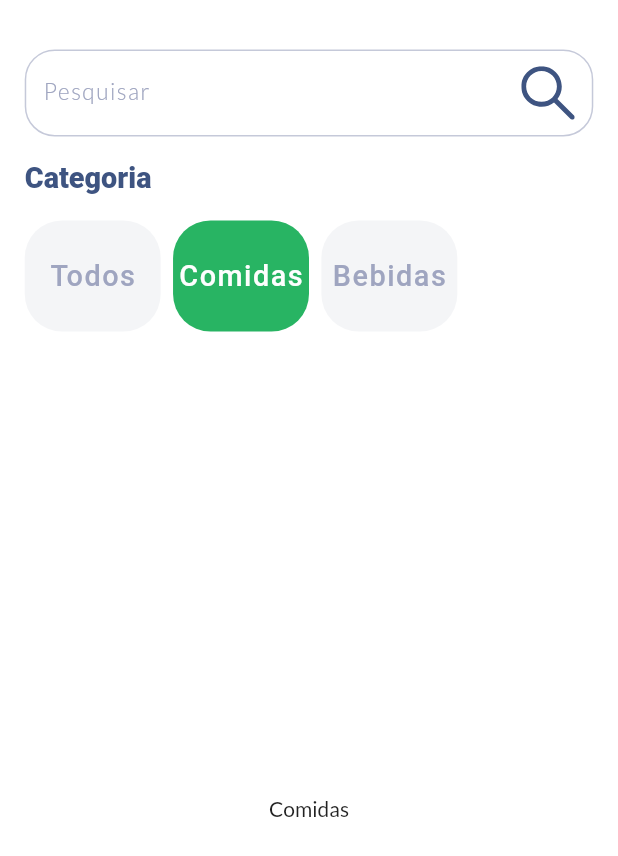
After one commit to GustavoOrelio/AppReceitas, a Flutter app: the TelaHome screen opened by its route, scrolled down 576 dp, after a tap on "Todos", after a tap on "Comidas", on a phone screen of 412 x 824 dp. The commit adds this screen. Shown: the top 856 px of the screen. Run offline on Flutter 3.47's test engine with Material 2 defaults, Android fonts, the phone set to English and light mode, and no system bars; our stand-ins replace flutter_svg, google_fonts, sizer.

Commit message:
Tela Home

```diff
--- a/lib/constants.dart
+++ b/lib/constants.dart
@@ -21,14 +21,24 @@ final kSizedBox2 = SizedBox(
   height: 2.h,
 );
 
-const kDivider =  Divider(
+const kDivider = Divider(
   thickness: 1.0,
 );
+
+const kCrossAxisCount = 2;
+final kMainAxisSpacing = 1.h;
 
 final screensDefaultPadding = EdgeInsets.only(left: 4.w, right: 4.w);
 
 final kMyProfileGridDelegate = SliverGridDelegateWithFixedCrossAxisCount(
-    crossAxisCount: 2, mainAxisSpacing: 1.h, childAspectRatio: 1 / 1.4);
+    crossAxisCount: kCrossAxisCount,
+    mainAxisSpacing: kMainAxisSpacing,
+    childAspectRatio: 1 / 1.4);
+
+final kHomeGridDelegate = SliverGridDelegateWithFixedCrossAxisCount(
+    crossAxisCount: kCrossAxisCount,
+    mainAxisSpacing: kMainAxisSpacing,
+    childAspectRatio: 1 / 1.8);
 
 final inputTextHintStyle = GoogleFonts.lato().copyWith(
   fontSize: SizerUtil.deviceType == DeviceType.tablet ? 15.sp : 11.sp,
--- a/lib/main.dart
+++ b/lib/main.dart
@@ -3,6 +3,7 @@ import 'package:cardapio/telas/tela_codigo_verificacao/tela_codigo_verificacao.d
 import 'package:cardapio/telas/tela_de_cadastro/tela_de_cadastro.dart';
 import 'package:cardapio/telas/tela_de_login/tela_de_login.dart';
 import 'package:cardapio/telas/tela_esqueceu_senha/tela_esqueceu_senha.dart';
+import 'package:cardapio/telas/tela_home/tela_home.dart';
 import 'package:cardapio/telas/tela_menu/tela_menu.dart';
 import 'package:cardapio/telas/tela_nova_senha/tela_nova_senha.dart';
 import 'package:cardapio/telas/tela_perfil/detalhes_receita/detalhes_receita.dart';
@@ -123,6 +124,7 @@ class MyApp extends StatelessWidget {
           TelaNovaSenha.routeName: (context) => TelaNovaSenha(),
           TelaDeCadastro.routeName: (context) => TelaDeCadastro(),
           TelaMenu.routeName: (context) => TelaMenu(),
+          TelaHome.routeName: (context) => TelaHome(),
           TelaPerfil.routeName: (context) => TelaPerfil(),
           DetalhesReceita.routeName: (context) => DetalhesReceita(),
         },
--- /dev/null
+++ b/lib/telas/tela_home/componentes/componente_home.dart
@@ -0,0 +1,41 @@
+import 'package:cardapio/constants.dart';
+import 'package:flutter/material.dart';
+import 'package:sizer/sizer.dart';
+
+class CategoriaHomeBtn extends StatelessWidget {
+  const CategoriaHomeBtn(
+      {Key? key,
+      required this.onTap,
+      required this.bgColor,
+      required this.titleColor,
+      required this.title})
+      : super(key: key);
+  final VoidCallback onTap;
+  final Color bgColor;
+  final Color titleColor;
+  final String title;
+
+  @override
+  Widget build(BuildContext context) {
+    return InkWell(
+      onTap: onTap,
+      child: Container(
+        width: 22.w,
+        height: 9.h,
+        margin: EdgeInsets.only(right: 2.w),
+        decoration: BoxDecoration(
+            borderRadius: BorderRadius.circular(25), color: bgColor),
+        child: Center(
+          child: Text(
+            title,
+            style: Theme.of(context).textTheme.headline6!.copyWith(
+                  color: titleColor,
+                  fontWeight: FontWeight.w500,
+                  letterSpacing: 1.0,
+                ),
+          ),
+        ),
+      ),
+    );
+  }
+}
--- /dev/null
+++ b/lib/telas/tela_home/home_model.dart
@@ -0,0 +1,55 @@
+class HomeItemModel {
+  String chefImg;
+  String chefNome;
+  String img;
+  String nome;
+  String tipoComida;
+  String duracao;
+  bool favorite;
+
+  HomeItemModel(this.chefImg, this.chefNome, this.img, this.nome,
+      this.tipoComida, this.duracao, this.favorite,);
+}
+
+List<HomeItemModel> homeModel = [
+  HomeItemModel(
+      'assets/images/img1.jpg',
+      'Alan Cardoso',
+      'assets/images/BakedPizza.jpg',
+      'Pizza',
+      'Comida',
+      '>50 min',
+      false),
+  HomeItemModel(
+      'assets/images/img2.jpg',
+      'Marry Jane',
+      'assets/images/Carbonara.jpg',
+      'Carbonara',
+      'Comida',
+      '>35 min',
+      false),
+  HomeItemModel(
+      'assets/images/img5.jpg',
+      'Alan Cardoso',
+      'assets/images/pizza.jpg',
+      'Pizza',
+      'Pizza',
+      '>45 min',
+      false),
+  HomeItemModel(
+      'assets/images/img6.jpg',
+      'Alan Cardoso',
+      'assets/images/salad.jpg',
+      'Salada',
+      'Salada',
+      '>25 min',
+      false),
+  HomeItemModel(
+      'assets/images/img7.jpg',
+      'Alan Cardoso',
+      'assets/images/Steak.jpg',
+      'Steak',
+      'Comida',
+      '>65 min',
+      false),
+];
--- /dev/null
+++ b/lib/telas/tela_home/tela_home.dart
@@ -0,0 +1,148 @@
+import 'package:cardapio/constants.dart';
+import 'package:cardapio/telas/tela_home/componentes/componente_home.dart';
+import 'package:cardapio/telas/tela_home/home_model.dart';
+import 'package:cardapio/widgets_globais/custom_grids.dart';
+import 'package:cardapio/widgets_globais/custom_suffix.dart';
+import 'package:flutter/material.dart';
+
+// ignore: use_key_in_widget_constructors
+class TelaHome extends StatefulWidget {
+  static const String routeName = 'TelaHome';
+
+  @override
+  State<TelaHome> createState() => _TelaHomeState();
+}
+
+class _TelaHomeState extends State<TelaHome> {
+  int _selectedIndex = 0;
+
+  @override
+  Widget build(BuildContext context) {
+    PageController myPage = PageController(initialPage: _selectedIndex);
+    return GestureDetector(
+      onTap: () => FocusManager.instance.primaryFocus!.unfocus(),
+      child: Scaffold(
+        body: SafeArea(
+          child: Padding(
+            padding: screensDefaultPadding,
+            child: Column(
+              crossAxisAlignment: CrossAxisAlignment.start,
+              children: [
+                kSizedBox2,
+                kSizedBox2,
+                buildSearchField(),
+                kSizedBox2,
+                Text(
+                  'Categoria',
+                  style: Theme.of(context).textTheme.headline6,
+                ),
+                kSizedBox2,
+                Row(
+                  children: [
+                    CategoriaHomeBtn(
+                        onTap: () {
+                          setState(() {
+                            _selectedIndex = 0;
+                            myPage.jumpToPage(_selectedIndex);
+                          });
+                        },
+                        bgColor:
+                            _selectedIndex == 0 ? kSecondaryColor : kFillColor,
+                        titleColor: _selectedIndex == 0
+                            ? kTextWhiteColor
+                            : kTextSecondaryColor,
+                        title: 'Todos'),
+                    CategoriaHomeBtn(
+                        onTap: () {
+                          setState(() {
+                            _selectedIndex = 1;
+                            myPage.jumpToPage(_selectedIndex);
+                          });
+                        },
+                        bgColor:
+                            _selectedIndex == 1 ? kSecondaryColor : kFillColor,
+                        titleColor: _selectedIndex == 1
+                            ? kTextWhiteColor
+                            : kTextSecondaryColor,
+                        title: 'Comidas'),
+                    CategoriaHomeBtn(
+                        onTap: () {
+                          setState(() {
+                            _selectedIndex = 2;
+                            myPage.jumpToPage(_selectedIndex);
+                          });
+                        },
+                        bgColor:
+                            _selectedIndex == 2 ? kSecondaryColor : kFillColor,
+                        titleColor: _selectedIndex == 2
+                            ? kTextWhiteColor
+                            : kTextSecondaryColor,
+                        title: 'Bebidas'),
+                  ],
+                ),
+                kSizedBox2,
+                kSizedBox2,
+                Expanded(
+                  child: PageView(
+                    controller: myPage,
+                    scrollDirection: Axis.vertical,
+                    children: [
+                      _buildAllRecipes(),
+                      const Center(
+                        child: Text('Comidas'),
+                      ),
+                      const Center(
+                        child: Text('Bebidas'),
+                      ),
+                    ],
+                  ),
+                ),
+              ],
+            ),
+          ),
+        ),
+      ),
+    );
+  }
+
+  _buildAllRecipes() {
+    return GridView.builder(
+      shrinkWrap: true,
+      gridDelegate: kHomeGridDelegate,
+      itemBuilder: (BuildContext context, int index) {
+        return HomeGridWidget(
+            onPress: () {},
+            chefNome: homeModel[index].chefNome,
+            chefImagem: homeModel[index].chefImg,
+            favIcon: homeModel[index].favorite
+                ? Icons.favorite
+                : Icons.favorite_outline,
+            favIconColor:
+                homeModel[index].favorite ? kErrorBorderColor : kScaffoldColor,
+            receitaImg: homeModel[index].img,
+            receitaNome: homeModel[index].nome,
+            tipoReceita: homeModel[index].tipoComida,
+            receitaDuracao: homeModel[index].duracao);
+      },
+      itemCount: homeModel.length,
+    );
+  }
+
+  TextFormField buildSearchField() {
+    return TextFormField(
+      onTap: () {
+        //Vai para a tela pesquisada;
+      },
+      textAlign: TextAlign.start,
+      keyboardType: TextInputType.text,
+      style: inputTextHintStyle.copyWith(
+        color: kTextPrimaryColor,
+      ),
+      decoration: const InputDecoration(
+          fillColor: kFillColor,
+          labelText: 'Pesquisar',
+          suffixIcon: CustomSuffixIcon(
+              iconSrc: 'assets/icons/search.svg', iconColor: kIconColor)),
+    );
+  }
+}
--- a/lib/telas/tela_menu/tela_menu.dart
+++ b/lib/telas/tela_menu/tela_menu.dart
@@ -1,4 +1,5 @@
 import 'package:cardapio/constants.dart';
+import 'package:cardapio/telas/tela_home/tela_home.dart';
 import 'package:cardapio/telas/tela_perfil/tela_perfil.dart';
 import 'package:cardapio/widgets_globais/custom_bottombar.dart';
 import 'package:flutter/material.dart';
@@ -88,7 +89,7 @@ class _TelaMenuState extends State<TelaMenu> {
         controller: myPage,
         physics: const NeverScrollableScrollPhysics(),
         children: <Widget>[
-          const Center(child: Text('Menu')),
+          TelaHome(),
           const Center(child: Text('Upload')),
           const Center(child: Text('Notificações')),
           //Perfil
--- a/lib/widgets_globais/custom_grids.dart
+++ b/lib/widgets_globais/custom_grids.dart
@@ -1,6 +1,163 @@
 import 'package:cardapio/constants.dart';
 import 'package:flutter/material.dart';
 import 'package:sizer/sizer.dart';
+
+class HomeGridWidget extends StatelessWidget {
+  const HomeGridWidget({
+    Key? key,
+    required this.onPress,
+    required this.chefNome,
+    required this.chefImagem,
+    required this.favIcon,
+    required this.favIconColor,
+    required this.receitaImg,
+    required this.receitaNome,
+    required this.tipoReceita,
+    required this.receitaDuracao,
+  }) : super(key: key);
+  final VoidCallback onPress;
+  final String chefNome;
+  final String chefImagem;
+  final IconData favIcon;
+  final Color favIconColor;
+  final String receitaImg, receitaNome, tipoReceita, receitaDuracao;
+
+  @override
+  Widget build(BuildContext context) {
+    return InkResponse(
+      onTap: onPress,
+      child: Container(
+        decoration: BoxDecoration(
+          borderRadius: BorderRadius.circular(20),
+          color: kTextWhiteColor,
+        ),
+        margin: EdgeInsets.only(left: 1.w, right: 1.w),
+        child: Column(
+          crossAxisAlignment: CrossAxisAlignment.start,
+          children: [
+            Row(
+              children: [
+                Container(
+                  width: 11.w,
+                  height: 5.h,
+                  padding: EdgeInsets.all(1.w),
+                  decoration: BoxDecoration(
+                    color: kErrorBorderColor,
+                    borderRadius: BorderRadius.circular(15),
+                  ),
+                  child: ClipRRect(
+                    borderRadius: BorderRadius.circular(15),
+                    child: SizedBox.fromSize(
+                      size: const Size.fromRadius(48),
+                      child: Image.asset(
+                        chefImagem,
+                        fit: BoxFit.cover,
+                      ),
+                    ),
+                  ),
+                ),
+                const SizedBox(
+                  width: 2,
+                ),
+                Text(
+                  chefNome,
+                  style: Theme.of(context).textTheme.subtitle2!.copyWith(
+                        color: kTextPrimaryColor,
+                        fontWeight: FontWeight.w500,
+                      ),
+                ),
+              ],
+            ),
+            kSizedBox2,
+            Stack(
+              children: [
+                Container(
+                  width: 100.w,
+                  height: 21.h,
+                  decoration: BoxDecoration(
+                    borderRadius: BorderRadius.circular(20),
+                  ),
+                  child: ClipRRect(
+                    borderRadius: BorderRadius.circular(20),
+                    child: Image.asset(
+                      receitaImg,
+                      fit: BoxFit.cover,
+                    ),
+                  ),
+                ),
+                Container(
+                  width: 100.w,
+                  height: 21.h,
+                  decoration: BoxDecoration(
+                    borderRadius: BorderRadius.circular(20),
+                    color: Colors.black87.withOpacity(0.5),
+                  ),
+                ),
+                Positioned(
+                  top: 10,
+                  right: 10,
+                  child: Container(
+                    width: 9.w,
+                    height: 4.h,
+                    decoration: BoxDecoration(
+                      borderRadius: BorderRadius.circular(20),
+                      color: const Color(0xFF61666E).withOpacity(0.8),
+                      boxShadow: const [
+                        BoxShadow(
+                          color: Color(0x0fffffff),
+                          blurRadius: 4,
+                        ),
+                      ],
+                    ),
+                    child: Icon(
+                      favIcon,
+                      color: favIconColor,
+                    ),
+                  ),
+                ),
+              ],
+            ),
+            Padding(
+              padding:
+                  EdgeInsets.only(left: 1.w, right: 1.w, bottom: 1.h, top: 1.h),
+              child: Column(
+                crossAxisAlignment: CrossAxisAlignment.start,
+                children: [
+                  kSizedBox2,
+                  Text(
+                    receitaNome,
+                    textAlign: TextAlign.start,
+                    overflow: TextOverflow.fade,
+                    style: Theme.of(context).textTheme.headline6!.copyWith(
+                          fontWeight: FontWeight.w700,
+                          fontSize: 13.sp,
+                        ),
+                  ),
+                  kSizedBox1,
+                  Row(
+                    mainAxisAlignment: MainAxisAlignment.spaceBetween,
+                    children: [
+                      Text(
+                        tipoReceita,
+                        textAlign: TextAlign.start,
+                        style: Theme.of(context).textTheme.subtitle2,
+                      ),
+                      Text(
+                        receitaDuracao,
+                        textAlign: TextAlign.start,
+                        style: Theme.of(context).textTheme.subtitle2,
+                      ),
+                    ],
+                  ),
+                ],
+              ),
+            ),
+          ],
+        ),
+      ),
+    );
+  }
+}
 
 class ProfileGridWidget extends StatelessWidget {
   const ProfileGridWidget(
@@ -64,7 +221,7 @@ class ProfileGridWidget extends StatelessWidget {
                       height: 4.h,
                       decoration: BoxDecoration(
                         borderRadius: BorderRadius.circular(20),
-                        color: Color(0xFF61666E).withOpacity(0.8),
+                        color: const Color(0xFF61666E).withOpacity(0.8),
                         boxShadow: const [
                           BoxShadow(
                             color: Color(0x00ffffff),
```
Lines whose indentation alone changed are shown as unchanged.
